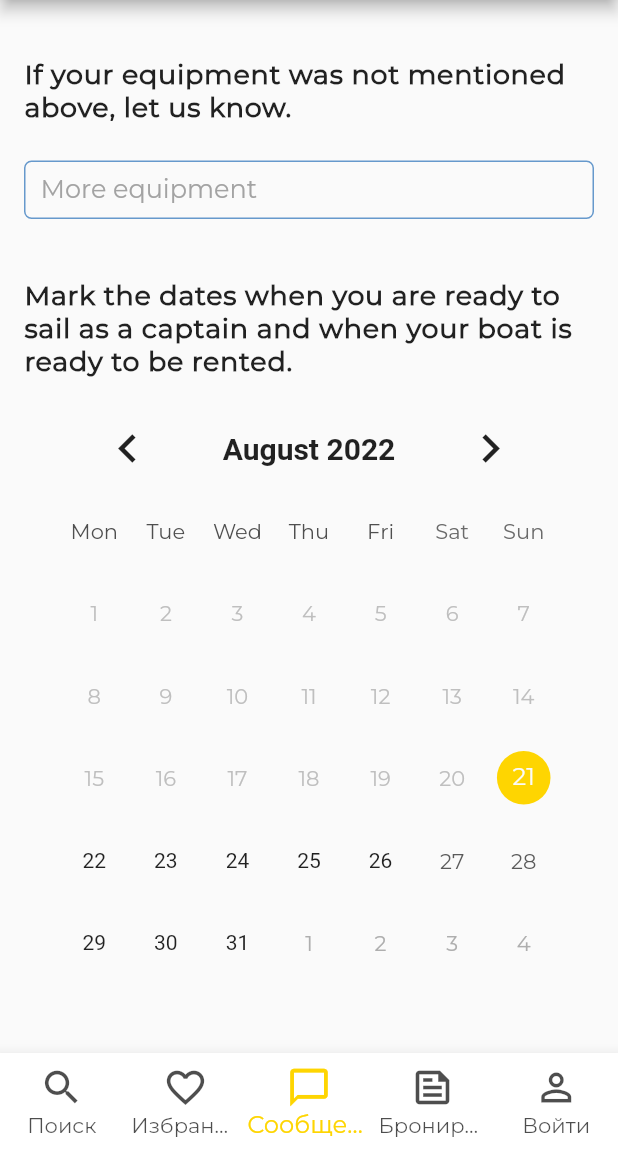
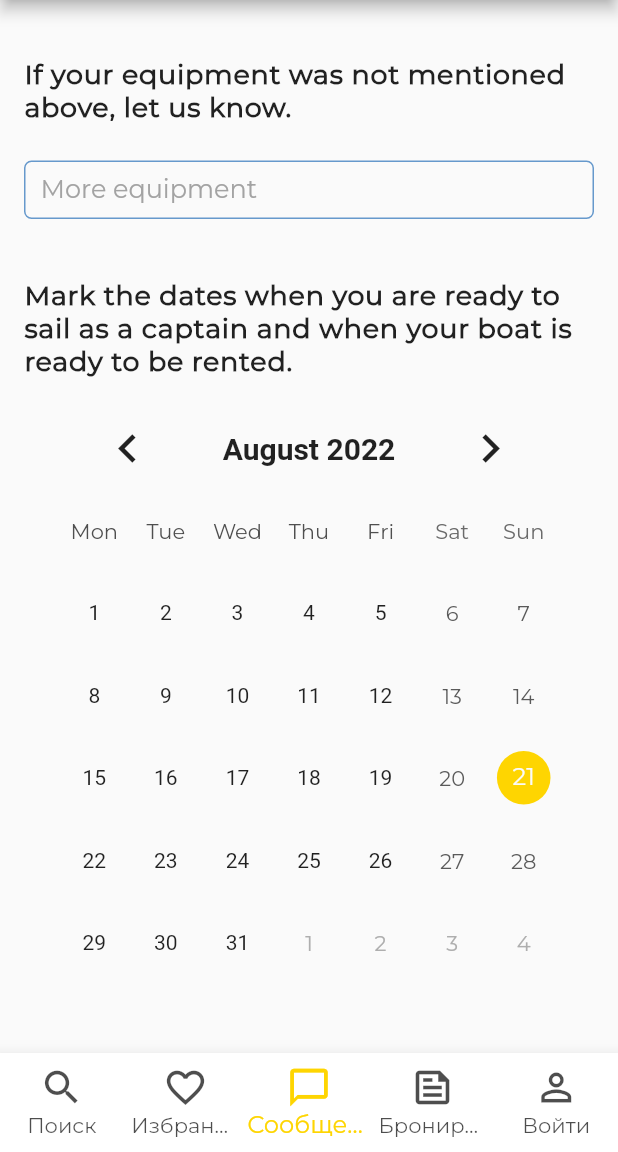
Before and after one commit to moran020/rent_my_boat, a Flutter app: the MainScreenBottomMenu screen opened by its route, item 3 of the bottom bar chosen, scrolled down 2114 dp, on a phone screen of 412 x 824 dp, the part 84-1236 px from its top. Run offline on Flutter 3.47's test engine with Material 2 defaults, Android fonts, the phone set to English and light mode, and no system bars; drawn by our look-alikes of table_calendar; our stand-ins replace carousel_slider, firebase_core, firebase_database, shared_preferences; accounts and stored records are empty; generated files the repository leaves out were written again; network calls fail; Roboto replaces fonts that are missing (Montserrat-Normal).

Commit message:
проверка работы пулл реквест

```diff
--- a/lib/data/calendar.dart
+++ b/lib/data/calendar.dart
@@ -54,7 +54,7 @@ class _CalendarState extends State<Calendar> {
         padding: const EdgeInsets.only(left: 23, right: 23, bottom: 30),
         child: TableCalendar<Event>(
           locale: Localizations.localeOf(context).languageCode,
-          firstDay: kFirstDay,
+          firstDay: DateTime.utc(2020,10,20),
           lastDay: DateTime.utc(2025, 10, 20),
           focusedDay: _focusedDay,
           calendarFormat: _calendarFormat,
```
